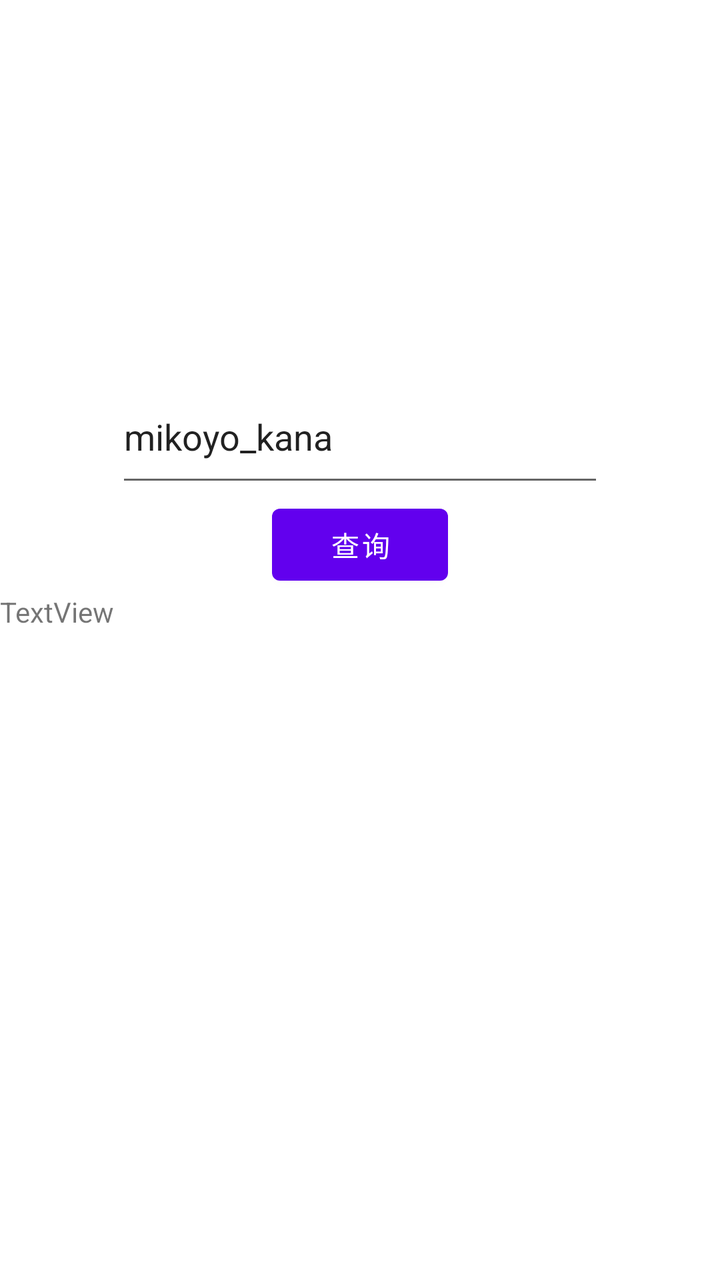
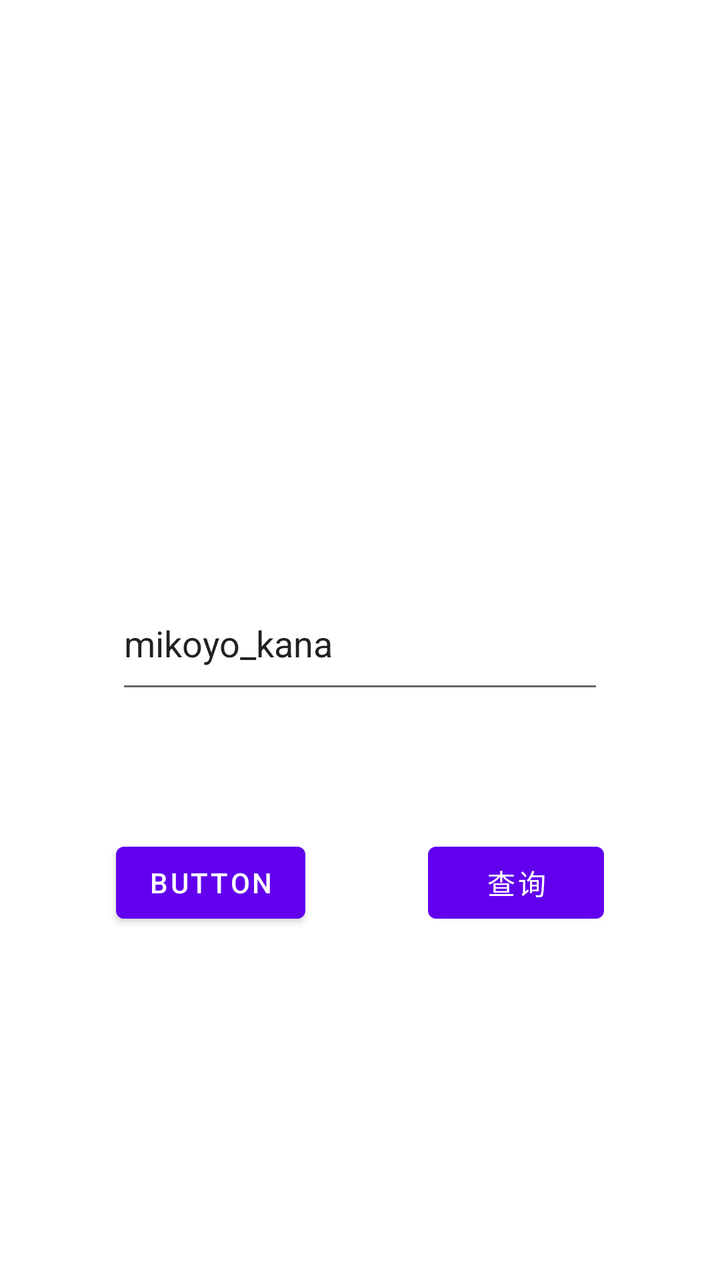

Compare the two renders of this Android layout. The source of the first and the diff that turns it into the second are given below.
<!-- AndroidManifest.xml: application theme Theme.MyApplication -->
<!-- res/layout/activity_main7.xml -->
<?xml version="1.0" encoding="utf-8"?>
<LinearLayout xmlns:android="http://schemas.android.com/apk/res/android"
    xmlns:app="http://schemas.android.com/apk/res-auto"
    xmlns:tools="http://schemas.android.com/tools"
    android:layout_width="match_parent"
    android:layout_height="match_parent"
    tools:context=".MainActivity7"
    android:orientation="vertical"
    android:gravity="center">

    <EditText
        android:id="@+id/mc_name"
        android:layout_width="244dp"
        android:layout_height="63dp"
        android:hint="Minecraft Name"
        android:text="mikoyo_kana"
        tools:layout_editor_absoluteX="174dp"
        tools:layout_editor_absoluteY="310dp" />

    <Button
        android:id="@+id/button6"
        android:layout_width="wrap_content"
        android:layout_height="wrap_content"
        android:text="查询"
        tools:layout_editor_absoluteX="158dp"
        tools:layout_editor_absoluteY="385dp" />

    <TextView
        android:id="@+id/textView2"
        android:layout_width="match_parent"
        android:layout_height="158dp"
        android:text="TextView" />
</LinearLayout>
<!-- resources referenced by this layout -->
<resources>
  <style name="Theme.MyApplication" parent="Theme.MaterialComponents.DayNight.DarkActionBar">
          
          <item name="colorPrimary">@color/purple_500</item>
          <item name="colorPrimaryVariant">@color/purple_700</item>
          <item name="colorOnPrimary">@color/white</item>
          
          <item name="colorSecondary">@color/teal_200</item>
          <item name="colorSecondaryVariant">@color/teal_700</item>
          <item name="colorOnSecondary">@color/black</item>
          
          <item name="android:statusBarColor" tools:targetApi="l">?attr/colorPrimaryVariant</item>
          
      </style>
  <color name="purple_500">#FF6200EE</color>
  <color name="purple_700">#FF3700B3</color>
  <color name="white">#FFFFFFFF</color>
  <color name="teal_200">#FF03DAC5</color>
  <color name="teal_700">#FF018786</color>
  <color name="black">#FF000000</color>
</resources>

<!-- the commit's change to res/layout/activity_main7.xml (unified diff, before → after) -->
@@ -1,5 +1,5 @@
 <?xml version="1.0" encoding="utf-8"?>
-<LinearLayout xmlns:android="http://schemas.android.com/apk/res/android"
+<androidx.constraintlayout.widget.ConstraintLayout xmlns:android="http://schemas.android.com/apk/res/android"
     xmlns:app="http://schemas.android.com/apk/res-auto"
     xmlns:tools="http://schemas.android.com/tools"
     android:layout_width="match_parent"
@@ -8,26 +8,42 @@
     android:orientation="vertical"
     android:gravity="center">
 
+
     <EditText
         android:id="@+id/mc_name"
         android:layout_width="244dp"
         android:layout_height="63dp"
         android:hint="Minecraft Name"
         android:text="mikoyo_kana"
-        tools:layout_editor_absoluteX="174dp"
-        tools:layout_editor_absoluteY="310dp" />
+        app:layout_constraintBottom_toBottomOf="parent"
+        app:layout_constraintEnd_toEndOf="parent"
+        app:layout_constraintStart_toStartOf="parent"
+        app:layout_constraintTop_toTopOf="parent" />
 
     <Button
         android:id="@+id/button6"
         android:layout_width="wrap_content"
         android:layout_height="wrap_content"
+        android:layout_marginTop="32dp"
         android:text="查询"
-        tools:layout_editor_absoluteX="158dp"
-        tools:layout_editor_absoluteY="385dp" />
+        app:layout_constraintBottom_toBottomOf="parent"
+        app:layout_constraintEnd_toEndOf="@+id/mc_name"
+        app:layout_constraintHorizontal_bias="1.0"
+        app:layout_constraintStart_toEndOf="@+id/select"
+        app:layout_constraintTop_toBottomOf="@+id/mc_name"
+        app:layout_constraintVertical_bias="0.161" />
 
-    <TextView
-        android:id="@+id/textView2"
-        android:layout_width="match_parent"
-        android:layout_height="158dp"
-        android:text="TextView" />
-</LinearLayout>
+    <Button
+        android:id="@+id/select"
+        android:layout_width="wrap_content"
+        android:layout_height="wrap_content"
+        android:text="Button"
+        app:layout_constraintBottom_toBottomOf="@+id/button6"
+        app:layout_constraintEnd_toEndOf="@+id/mc_name"
+        app:layout_constraintHorizontal_bias="0.0"
+        app:layout_constraintStart_toStartOf="@+id/mc_name"
+        app:layout_constraintTop_toBottomOf="@+id/mc_name"
+        app:layout_constraintVertical_bias="1.0" />
+
+
+</androidx.constraintlayout.widget.ConstraintLayout>
